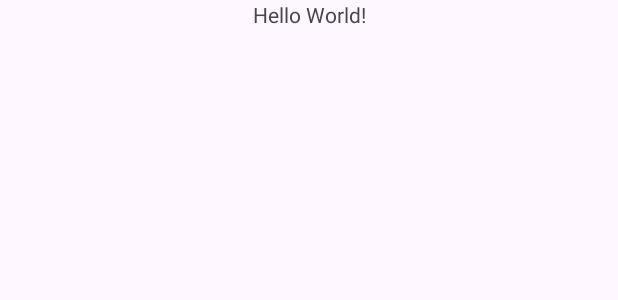
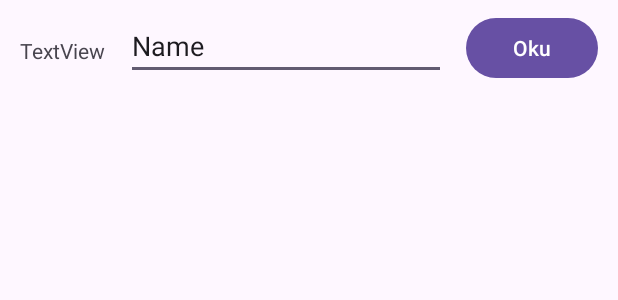
Before and after one commit to mustafakbaser/UsingWidgets, an Android app: the layout activity_main.xml on its own in the app's theme, with its tools: preview values and no code run, on a phone screen of 412 x 824 dp. Shown: the top 300 px of the screen. Run offline under Robolectric (Android 15) with nearby library versions, the phone set to English and light mode, and no system bars.

Commit message:
Lecture 6

```diff
--- a/app/src/main/res/layout/activity_main.xml
+++ b/app/src/main/res/layout/activity_main.xml
@@ -7,11 +7,38 @@
     tools:context=".MainActivity">
 
     <TextView
+        android:id="@+id/textViewSonuc"
         android:layout_width="wrap_content"
         android:layout_height="wrap_content"
-        android:text="Hello World!"
-        app:layout_constraintEnd_toEndOf="parent"
+        android:layout_marginTop="24dp"
+        android:text="TextView"
+        app:layout_constraintEnd_toStartOf="@+id/editTextGirdi"
+        app:layout_constraintHorizontal_bias="0.5"
         app:layout_constraintStart_toStartOf="parent"
         app:layout_constraintTop_toTopOf="parent" />
 
+    <Button
+        android:id="@+id/buttonOku"
+        android:layout_width="wrap_content"
+        android:layout_height="wrap_content"
+        android:layout_marginTop="8dp"
+        android:text="Oku"
+        app:layout_constraintEnd_toEndOf="parent"
+        app:layout_constraintHorizontal_bias="0.5"
+        app:layout_constraintStart_toEndOf="@+id/editTextGirdi"
+        app:layout_constraintTop_toTopOf="parent" />
+
+    <EditText
+        android:id="@+id/editTextGirdi"
+        android:layout_width="wrap_content"
+        android:layout_height="wrap_content"
+        android:layout_marginTop="8dp"
+        android:ems="10"
+        android:inputType="text"
+        android:text="Name"
+        app:layout_constraintEnd_toStartOf="@+id/buttonOku"
+        app:layout_constraintHorizontal_bias="0.5"
+        app:layout_constraintStart_toEndOf="@+id/textViewSonuc"
+        app:layout_constraintTop_toTopOf="parent" />
+
 </androidx.constraintlayout.widget.ConstraintLayout>
```
